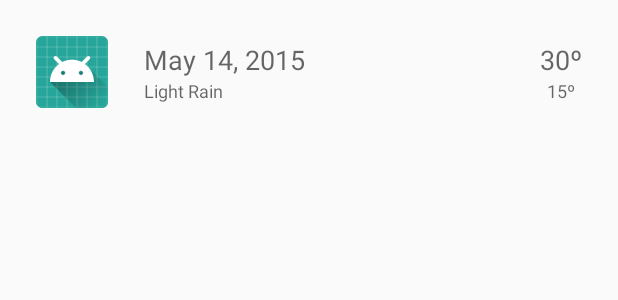
After one commit to mistarA/WeatherApp, an Android app: the layout item_forecast.xml on its own in the app's theme, with its tools: preview values and no code run, on a phone screen of 412 x 824 dp. The commit adds this screen. Shown: the top 300 px of the screen. Run offline under Robolectric (Android 15) with nearby library versions, the phone set to English and light mode, and no system bars; network calls fail.

```diff
--- a/app/src/main/AndroidManifest.xml
+++ b/app/src/main/AndroidManifest.xml
@@ -7,6 +7,7 @@
     <application
         android:allowBackup="true"
         android:icon="@mipmap/ic_launcher"
+        android:name=".application.WeatherApplication"
         android:label="@string/app_name"
         android:roundIcon="@mipmap/ic_launcher_round"
         android:supportsRtl="true"
--- a/app/src/main/java/com/project/weatherapp/mappers/ForecastDataMapper.kt
+++ b/app/src/main/java/com/project/weatherapp/mappers/ForecastDataMapper.kt
@@ -26,11 +26,13 @@ class ForecastDataMapper {
 
     private fun convertForecastItemToDomain(forecast: Forecast): ModelForecast {
         return ModelForecast(convertDate(forecast.dt), forecast.weather[0].description,
-                forecast.temp.max.toInt(), forecast.temp.min.toInt())
+                forecast.temp.max.toInt(), forecast.temp.min.toInt(), generateIconUrl(forecast.weather[0].icon))
     }
 
     private fun convertDate(date: Long): String {
         val df = DateFormat.getDateInstance(DateFormat.MEDIUM, Locale.getDefault())
         return df.format(date)
     }
+
+    private fun generateIconUrl(iconCode: String): String = "http://openweathermap.org/img/w/$iconCode.png"
 }
--- /dev/null
+++ b/app/src/main/res/layout/item_forecast.xml
@@ -0,0 +1,64 @@
+<?xml version="1.0" encoding="utf-8"?>
+<LinearLayout
+    xmlns:android="http://schemas.android.com/apk/res/android"
+    xmlns:tools="http://schemas.android.com/tools"
+    android:layout_width="match_parent"
+    android:layout_height="wrap_content"
+    android:background="?attr/selectableItemBackground"
+    android:gravity="center_vertical"
+    android:orientation="horizontal"
+    android:padding="@dimen/spacing_xlarge">
+
+    <ImageView
+        android:id="@+id/icon"
+        android:layout_width="48dp"
+        android:layout_height="48dp"
+        tools:src="@mipmap/ic_launcher"/>
+
+    <LinearLayout
+        android:layout_width="0dp"
+        android:layout_height="wrap_content"
+        android:layout_marginLeft="@dimen/spacing_xlarge"
+        android:layout_marginRight="@dimen/spacing_xlarge"
+        android:layout_weight="1"
+        android:orientation="vertical">
+
+        <TextView
+            android:id="@+id/date"
+            android:layout_width="match_parent"
+            android:layout_height="wrap_content"
+            android:textAppearance="@style/TextAppearance.AppCompat.Medium"
+            tools:text="May 14, 2015"/>
+
+        <TextView
+            android:id="@+id/description"
+            android:layout_width="match_parent"
+            android:layout_height="wrap_content"
+            android:textAppearance="@style/TextAppearance.AppCompat.Caption"
+            tools:text="Light Rain"/>
+
+    </LinearLayout>
+
+    <LinearLayout
+        android:layout_width="wrap_content"
+        android:layout_height="wrap_content"
+        android:gravity="center_horizontal"
+        android:orientation="vertical">
+
+        <TextView
+            android:id="@+id/maxTemperature"
+            android:layout_width="wrap_content"
+            android:layout_height="wrap_content"
+            android:textAppearance="@style/TextAppearance.AppCompat.Medium"
+            tools:text="30º"/>
+
+        <TextView
+            android:id="@+id/minTemperature"
+            android:layout_width="wrap_content"
+            android:layout_height="wrap_content"
+            android:textAppearance="@style/TextAppearance.AppCompat.Caption"
+            tools:text="15º"/>
+
+    </LinearLayout>
+
+</LinearLayout>
--- /dev/null
+++ b/app/src/main/res/values/dimens.xml
@@ -0,0 +1,4 @@
+<?xml version="1.0" encoding="utf-8"?>
+<resources>
+    <dimen name="spacing_xlarge">24dp</dimen>
+</resources>
```
Also changed, not shown: app/build.gradle (+31 -0 lines), app/src/main/java/com/project/weatherapp/adapters/ForecastListAdapter.kt (+39 -9 lines), app/src/main/java/com/project/weatherapp/application/WeatherApplication.kt (added, +25 -0 lines), app/src/main/java/com/project/weatherapp/di/components/WeatherAppComponent.kt (added, +20 -0 lines), app/src/main/java/com/project/weatherapp/di/modules/ApplicationModule.kt (added, +21 -0 lines), app/src/main/java/com/project/weatherapp/di/modules/NetModule.kt (added, +80 -0 lines), app/src/main/java/com/project/weatherapp/model/DomainClasses.kt (+11 -2 lines), app/src/main/java/com/project/weatherapp/mvp/presenters/MainActivityPresenter.kt (added, +45 -0 lines), app/src/main/java/com/project/weatherapp/mvp/presenters/Presenter.kt (added, +18 -0 lines), app/src/main/java/com/project/weatherapp/mvp/views/IMainActivityView.kt (added, +13 -0 lines), app/src/main/java/com/project/weatherapp/network/ForecastRequest.kt (+4 -3 lines), app/src/main/java/com/project/weatherapp/network/WeatherApiInterface.kt (added, +17 -0 lines), app/src/main/java/com/project/weatherapp/utils/Constants.kt (added, +17 -0 lines), app/src/main/java/com/project/weatherapp/utils/ViewExtensions.kt (added, +10 -0 lines), 1 more files.
